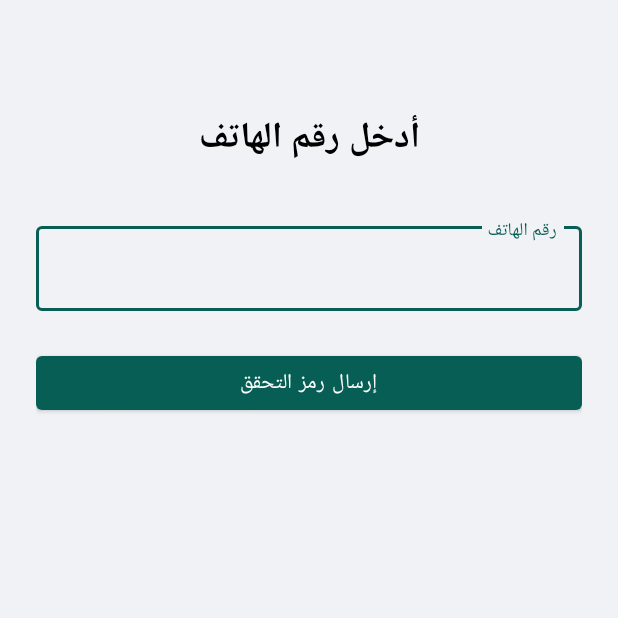
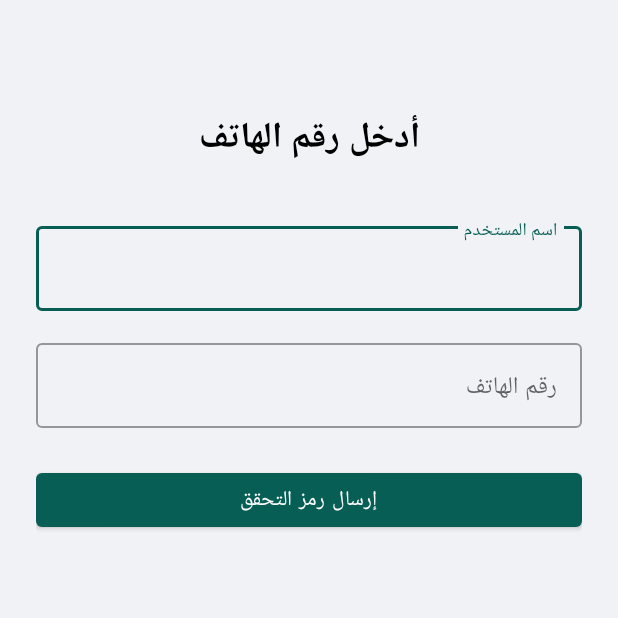
Before and after one commit to aldubahi380-cpu/Arab_Chat, an Android app: the screen it shows after launch (PhoneVerificationActivity), on a phone screen of 412 x 824 dp, the top half of it. Run offline under Robolectric (Android 15) with nearby library versions, the phone set to English and light mode, and no system bars; 4 statements that could not run were skipped.

Commit message:
feat: Rewrite Network Layer and configure APK build
- Rewrite ApiService with all Django REST Framework endpoints
- Connect app to Render API without changing endpoints
- Configure Gradle for Release APK build with ProGuard
- Add build scripts and documentation
- Update auth flow to support username with OTP

```diff
--- a/app/src/main/java/com/arabchat/data/api/ApiService.kt
+++ b/app/src/main/java/com/arabchat/data/api/ApiService.kt
@@ -3,157 +3,337 @@ package com.arabchat.data.api
 import com.arabchat.BuildConfig
 import com.arabchat.data.model.*
 import okhttp3.MultipartBody
-import okhttp3.OkHttpClient
-import okhttp3.logging.HttpLoggingInterceptor
+import okhttp3.RequestBody
 import retrofit2.Response
-import retrofit2.Retrofit
-import retrofit2.converter.gson.GsonConverterFactory
 import retrofit2.http.*
-import java.util.concurrent.TimeUnit
+import java.io.File
 
+/**
+ * API Service Interface - جميع الـ endpoints المتاحة على السيرفر
+ * متوافق مع Django REST Framework على Render
+ */
 interface ApiService {
 
-    // Authentication
+    // ==================== Authentication ====================
+
+    /**
+     * POST /api/otp/request/
+     * إرسال رمز OTP
+     * Body: { "phone": "...", "username": "..." }
+     */
     @POST("otp/request/")
-    suspend fun requestOTP(@Body request: OTPRequest): Response<Map<String, String>>
+    suspend fun requestOTP(@Body request: Map<String, String>): Response<Map<String, Any>>
 
+    /**
+     * POST /api/otp/verify/
+     * التحقق من رمز OTP وإنشاء حساب/تسجيل دخول
+     * Body: { "phone": "...", "otp_code": "...", "username": "...", "device_id": "...", "device_name": "...", "platform": "android" }
+     */
     @POST("otp/verify/")
-    suspend fun verifyOTP(@Body request: OTPVerifyRequest): Response<AuthResponse>
+    suspend fun verifyOTP(@Body request: Map<String, Any>): Response<Map<String, Any>>
 
+    /**
+     * POST /api/auth/login/
+     * تسجيل الدخول بالاسم وكلمة المرور (Token Authentication)
+     */
     @POST("auth/login/")
-    suspend fun login(@Body request: LoginRequest): Response<AuthResponse>
+    suspend fun login(@Body request: Map<String, String>): Response<Map<String, String>>
 
-    // Users
+    // ==================== Users ====================
+
+    /**
+     * GET /api/users/me/
+     * الحصول على معلومات المستخدم الحالي
+     */
     @GET("users/me/")
     suspend fun getCurrentUser(): Response<User>
 
+    /**
+     * GET /api/users/{id}/
+     * الحصول على معلومات مستخدم معين
+     */
     @GET("users/{id}/")
     suspend fun getUser(@Path("id") id: Int): Response<User>
 
+    /**
+     * GET /api/users/?search=query
+     * البحث عن المستخدمين
+     */
     @GET("users/")
     suspend fun searchUsers(@Query("search") query: String): Response<List<User>>
 
-    // Profiles
+    /**
+     * POST /api/users/logout/
+     * تسجيل الخروج
+     */
+    @POST("users/logout/")
+    suspend fun logout(@Body request: Map<String, String>? = null): Response<Map<String, Any>>
+
+    /**
+     * DELETE /api/users/delete_account/
+     * حذف الحساب
+     */
+    @HTTP(method = "DELETE", path = "users/delete_account/", hasBody = false)
+    suspend fun deleteAccount(): Response<Map<String, Any>>
+
+    // ==================== Profiles ====================
+
+    /**
+     * GET /api/profiles/{id}/
+     * الحصول على ملف مستخدم
+     */
     @GET("profiles/{id}/")
     suspend fun getProfile(@Path("id") id: Int): Response<UserProfile>
 
+    /**
+     * PUT /api/profiles/{id}/
+     * تحديث الملف الشخصي (نص فقط)
+     */
     @PUT("profiles/{id}/")
     suspend fun updateProfile(
         @Path("id") id: Int,
         @Body profile: Map<String, Any>
     ): Response<UserProfile>
 
+    /**
+     * PUT /api/profiles/{id}/
+     * تحديث الملف الشخصي مع صورة
+     */
     @Multipart
     @PUT("profiles/{id}/")
     suspend fun updateProfileWithImage(
         @Path("id") id: Int,
         @Part avatar: MultipartBody.Part?,
-        @Part("bio") bio: String?,
-        @Part("first_name") firstName: String?,
-        @Part("last_name") lastName: String?
+        @Part("bio") bio: RequestBody?,
+        @Part("first_name") firstName: RequestBody?,
+        @Part("last_name") lastName: RequestBody?
     ): Response<UserProfile>
 
-    // Chat Rooms
+    // ==================== Chat Rooms ====================
+
+    /**
+     * GET /api/rooms/
+     * الحصول على جميع غرف الدردشة للمستخدم
+     */
     @GET("rooms/")
     suspend fun getChatRooms(): Response<List<ChatRoom>>
 
+    /**
+     * GET /api/rooms/my_rooms/
+     * الحصول على غرف المستخدم
+     */
+    @GET("rooms/my_rooms/")
+    suspend fun getMyRooms(): Response<List<ChatRoom>>
+
+    /**
+     * GET /api/rooms/{id}/
+     * الحصول على غرفة دردشة معينة
+     */
     @GET("rooms/{id}/")
     suspend fun getChatRoom(@Path("id") id: Int): Response<ChatRoom>
 
+    /**
+     * POST /api/rooms/
+     * إنشاء غرفة دردشة جديدة
+     */
     @POST("rooms/")
     suspend fun createChatRoom(@Body room: Map<String, Any>): Response<ChatRoom>
 
-    // Messages
+    /**
+     * GET /api/rooms/chat_list_updates/
+     * الحصول على تحديثات قائمة الدردشات
+     */
+    @GET("rooms/chat_list_updates/")
+    suspend fun getChatListUpdates(): Response<Map<String, Any>>
+
+    // ==================== Messages ====================
+
+    /**
+     * GET /api/messages/?room={roomId}&page={page}
+     * الحصول على الرسائل في غرفة معينة
+     */
     @GET("messages/")
     suspend fun getMessages(
         @Query("room") roomId: Int,
         @Query("page") page: Int = 1
     ): Response<Map<String, Any>>
 
+    /**
+     * POST /api/messages/
+     * إرسال رسالة نصية
+     * Body: { "room": roomId, "content": "...", "message_type": "text" }
+     */
     @POST("messages/")
     suspend fun sendMessage(@Body message: Map<String, Any>): Response<Message>
 
+    /**
+     * POST /api/messages/
+     * إرسال رسالة مع ملف (صورة/فيديو/صوت/ملف)
+     * Multipart: room, message_type, file, content (optional)
+     */
     @Multipart
     @POST("messages/")
     suspend fun sendMediaMessage(
-        @Part("room") roomId: Int,
-        @Part("message_type") messageType: String,
+        @Part("room") roomId: RequestBody,
+        @Part("message_type") messageType: RequestBody,
         @Part file: MultipartBody.Part,
-        @Part("content") content: String?
+        @Part("content") content: RequestBody?
     ): Response<Message>
 
+    /**
+     * PUT /api/messages/{id}/
+     * تعديل رسالة نصية
+     */
     @PUT("messages/{id}/")
     suspend fun updateMessage(
         @Path("id") id: Int,
         @Body message: Map<String, Any>
     ): Response<Message>
 
+    /**
+     * DELETE /api/messages/{id}/
+     * حذف رسالة
+     */
     @DELETE("messages/{id}/")
-    suspend fun deleteMessage(@Path("id") id: Int): Response<Unit>
+    suspend fun deleteMessage(@Path("id") id: Int): Response<Map<String, Any>>
 
-    // Message Reads
+    /**
+     * GET /api/messages/poll_new/?room_id={roomId}&last_message_id={id}
+     * Polling للحصول على الرسائل الجديدة
+     */
+    @GET("messages/poll_new/")
+    suspend fun pollNewMessages(
+        @Query("room_id") roomId: Int,
+        @Query("last_message_id") lastMessageId: Int = 0
+    ): Response<Map<String, Any>>
+
+    /**
+     * GET /api/messages/unread_count/?room={roomId}
+     * الحصول على عدد الرسائل غير المقروءة
+     */
+    @GET("messages/unread_count/")
+    suspend fun getUnreadCount(@Query("room") roomId: Int): Response<Map<String, Any>>
+
+    /**
+     * POST /api/messages/{id}/mark_read/
+     * تحديد رسالة كمقروءة
+     */
+    @POST("messages/{id}/mark_read/")
+    suspend fun markMessageAsRead(@Path("id") id: Int): Response<Map<String, Any>>
+
+    // ==================== Message Reads ====================
+
+    /**
+     * POST /api/message-reads/
+     * تحديد رسالة كمقروءة
+     * Body: { "message": messageId, "room": roomId }
+     */
     @POST("message-reads/")
-    suspend fun markAsRead(@Body read: Map<String, Any>): Response<Unit>
+    suspend fun markAsRead(@Body read: Map<String, Int>): Response<Map<String, Any>>
 
-    // Friends
+    // ==================== Friends ====================
+
+    /**
+     * GET /api/friends/
+     * الحصول على قائمة الأصدقاء
+     */
     @GET("friends/")
     suspend fun getFriends(): Response<List<User>>
 
+    /**
+     * POST /api/friend-requests/
+     * إرسال طلب صداقة
+     */
     @POST("friend-requests/")
-    suspend fun sendFriendRequest(@Body request: Map<String, Any>): Response<Unit>
+    suspend fun sendFriendRequest(@Body request: Map<String, Int>): Response<Map<String, Any>>
 
+    /**
+     * PUT /api/friend-requests/{id}/accept/
+     * قبول طلب صداقة
+     */
     @PUT("friend-requests/{id}/accept/")
-    suspend fun acceptFriendRequest(@Path("id") id: Int): Response<Unit>
+    suspend fun acceptFriendRequest(@Path("id") id: Int): Response<Map<String, Any>>
 
+    /**
+     * DELETE /api/friend-requests/{id}/
+     * رفض طلب صداقة
+     */
     @DELETE("friend-requests/{id}/")
-    suspend fun rejectFriendRequest(@Path("id") id: Int): Response<Unit>
+    suspend fun rejectFriendRequest(@Path("id") id: Int): Response<Map<String, Any>>
 
-    // Contacts
+    // ==================== Contacts ====================
+
+    /**
+     * GET /api/contacts/
+     * الحصول على قائمة جهات الاتصال
+     */
     @GET("contacts/")
     suspend fun getContacts(): Response<List<User>>
 
-    // Stories
+    // ==================== Recent Contacts ====================
+
+    /**
+     * GET /api/recent-contacts/
+     * الحصول على جهات الاتصال الأخيرة
+     */
+    @GET("recent-contacts/")
+    suspend fun getRecentContacts(): Response<List<User>>
+
+    // ==================== Stories ====================
+
+    /**
+     * GET /api/stories/
+     * الحصول على الاستوريات
+     */
     @GET("stories/")
     suspend fun getStories(): Response<List<Story>>
 
+    /**
+     * POST /api/stories/
+     * إنشاء استوري نصي
+     */
     @POST("stories/")
     suspend fun createStory(@Body story: Map<String, Any>): Response<Story>
 
+    /**
+     * POST /api/stories/
+     * إنشاء استوري مع ملف (صورة/فيديو)
+     */
     @Multipart
     @POST("stories/")
     suspend fun createStoryWithMedia(
-        @Part("content") content: String?,
+        @Part("content") content: RequestBody?,
         @Part file: MultipartBody.Part
     ): Response<Story>
 
-    // Device Token (for push notifications)
+    // ==================== Device Tokens (Push Notifications) ====================
+
+    /**
+     * POST /api/device-tokens/
+     * تسجيل رمز الجهاز للإشعارات
+     * Body: { "token": "...", "device_type": "android", "device_id": "...", "device_name": "..." }
+     */
     @POST("device-tokens/")
-    suspend fun registerDeviceToken(@Body token: Map<String, String>): Response<Unit>
+    suspend fun registerDeviceToken(@Body token: Map<String, String>): Response<Map<String, Any>>
 
-    companion object {
-        fun create(baseUrl: String = BuildConfig.API_BASE_URL): ApiService {
-            val loggingInterceptor = HttpLoggingInterceptor().apply {
-                level = if (BuildConfig.DEBUG) {
-                    HttpLoggingInterceptor.Level.BODY
-                } else {
-                    HttpLoggingInterceptor.Level.NONE
-                }
-            }
+    /**
+     * POST /api/device-tokens/register/
+     * تسجيل رمز الجهاز (endpoint بديل)
+     */
+    @POST("device-tokens/register/")
+    suspend fun registerDeviceTokenAlt(@Body token: Map<String, String>): Response<Map<String, Any>>
 
-            val client = OkHttpClient.Builder()
-                .addInterceptor(loggingInterceptor)
-                .connectTimeout(30, TimeUnit.SECONDS)
-                .readTimeout(30, TimeUnit.SECONDS)
-                .writeTimeout(30, TimeUnit.SECONDS)
-                .build()
+    /**
+     * POST /api/device-tokens/unregister/
+     * إلغاء تسجيل رمز الجهاز
+     */
+    @POST("device-tokens/unregister/")
+    suspend fun unregisterDeviceToken(@Body token: Map<String, String>): Response<Map<String, Any>>
 
-            val retrofit = Retrofit.Builder()
-                .baseUrl(baseUrl)
-                .client(client)
-                .addConverterFactory(GsonConverterFactory.create())
-                .build()
-
-            return retrofit.create(ApiService::class.java)
-        }
-    }
+    /**
+     * GET /api/device-tokens/my_tokens/
+     * الحصول على جميع رموز الأجهزة للمستخدم
+     */
+    @GET("device-tokens/my_tokens/")
+    suspend fun getMyDeviceTokens(): Response<List<Map<String, Any>>>
 }
--- a/app/src/main/res/layout/activity_phone_verification.xml
+++ b/app/src/main/res/layout/activity_phone_verification.xml
@@ -20,14 +20,34 @@
         android:layout_marginTop="48dp" />
 
     <com.google.android.material.textfield.TextInputLayout
+        android:id="@+id/tilUsername"
+        android:layout_width="0dp"
+        android:layout_height="wrap_content"
+        android:hint="اسم المستخدم"
+        app:layout_constraintTop_toBottomOf="@id/tvTitle"
+        app:layout_constraintStart_toStartOf="parent"
+        app:layout_constraintEnd_toEndOf="parent"
+        android:layout_marginTop="32dp"
+        style="@style/Widget.MaterialComponents.TextInputLayout.OutlinedBox">
+
+        <com.google.android.material.textfield.TextInputEditText
+            android:id="@+id/etUsername"
+            android:layout_width="match_parent"
+            android:layout_height="wrap_content"
+            android:inputType="text"
+            android:maxLines="1" />
+
+    </com.google.android.material.textfield.TextInputLayout>
+
+    <com.google.android.material.textfield.TextInputLayout
         android:id="@+id/tilPhone"
         android:layout_width="0dp"
         android:layout_height="wrap_content"
         android:hint="@string/phone_number"
-        app:layout_constraintTop_toBottomOf="@id/tvTitle"
+        app:layout_constraintTop_toBottomOf="@id/tilUsername"
         app:layout_constraintStart_toStartOf="parent"
         app:layout_constraintEnd_toEndOf="parent"
-        android:layout_marginTop="32dp"
+        android:layout_marginTop="16dp"
         style="@style/Widget.MaterialComponents.TextInputLayout.OutlinedBox">
 
         <com.google.android.material.textfield.TextInputEditText
```
Also changed, not shown: app/build.gradle (+42 -2 lines), app/src/main/java/com/arabchat/data/model/AuthResponse.kt (+24 -18 lines), app/src/main/java/com/arabchat/data/repository/AuthRepository.kt (+111 -11 lines), app/src/main/java/com/arabchat/data/repository/ChatRepository.kt (+139 -6 lines), app/src/main/java/com/arabchat/ui/auth/OTPVerificationActivity.kt (+13 -3 lines), app/src/main/java/com/arabchat/ui/auth/PhoneVerificationActivity.kt (+6 -3 lines), app/src/main/java/com/arabchat/ui/auth/viewmodel/AuthViewModel.kt (+14 -6 lines), 7 other files.
